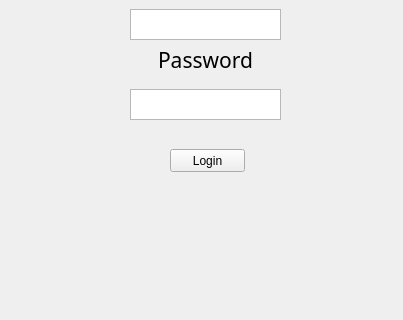
Old version of the form pyqt/login.ui in the repository Pirhomega/5153-Software-Engineering; both pictures show x 0 to 403 and y 171 to 491 of the 403 by 615 pixel window.
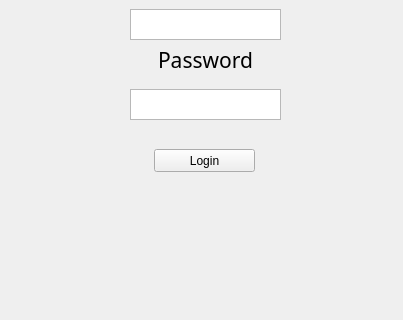
New version of the form. Icons and pictures are not drawn.

Commit message: successful login transitions to search page

```diff
--- a/pyqt/login.ui
+++ b/pyqt/login.ui
@@ -90,9 +90,9 @@
    <widget class="QPushButton" name="login_button">
     <property name="geometry">
      <rect>
-      <x>170</x>
+      <x>154</x>
       <y>320</y>
-      <width>75</width>
+      <width>101</width>
       <height>23</height>
      </rect>
     </property>
@@ -104,8 +104,8 @@
     <property name="geometry">
      <rect>
       <x>20</x>
-      <y>370</y>
-      <width>351</width>
+      <y>400</y>
+      <width>361</width>
       <height>181</height>
      </rect>
     </property>
```
Left out of the diff: 16 changed lines with no effect on the pictures. The commit also changes 6 other files.
